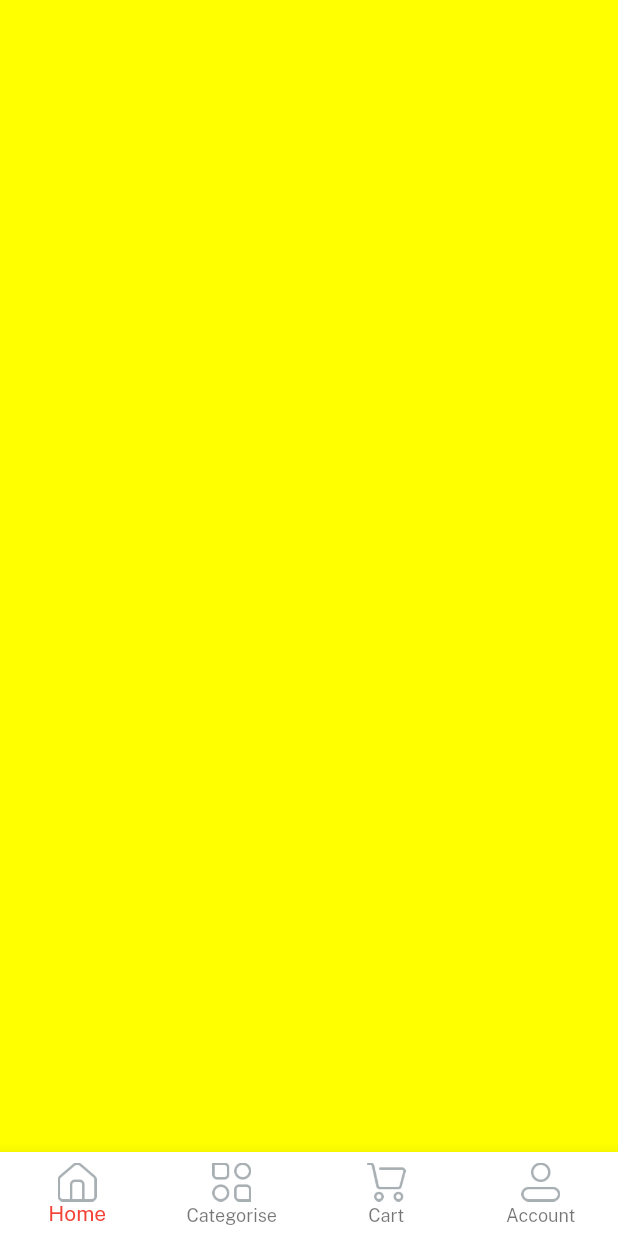
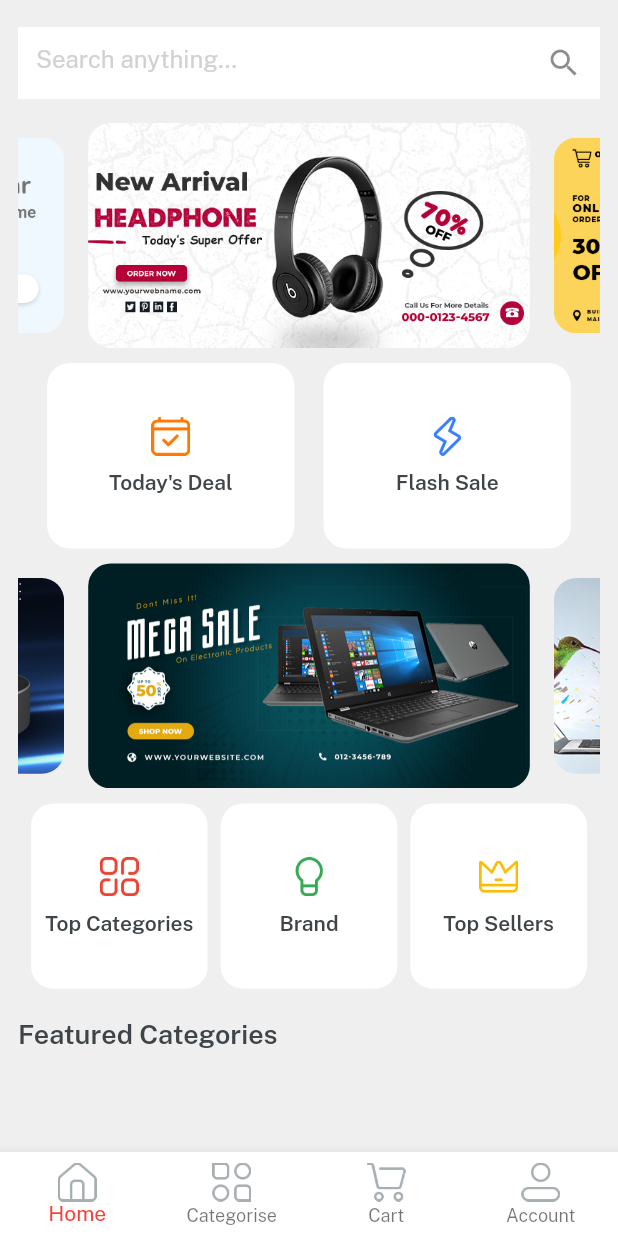
Before and after one commit to rajarampatra73/localshop, a Flutter app: the Home screen opened directly, on a phone screen of 412 x 824 dp. Run offline on Flutter 3.47's test engine with Material 2 defaults, Android fonts, the phone set to English and light mode, and no system bars; drawn by our look-alikes of velocity_x; our stand-ins replace get.

Commit message:
local shope

```diff
--- a/lib/View/auth_screen/login_screen.dart
+++ b/lib/View/auth_screen/login_screen.dart
@@ -3,6 +3,7 @@ import 'package:get/get.dart';
 import 'package:localshop/View/auth_screen/signup_screen.dart';
 import 'package:localshop/View/home_screeen/home.dart';
 import 'package:localshop/consts/consts.dart';
+import 'package:localshop/consts/lists.dart';
 import 'package:localshop/widgets_common/applogo_widget.dart';
 import 'package:localshop/widgets_common/bg_widget.dart';
 import 'package:localshop/widgets_common/custom_textfild.dart';
--- /dev/null
+++ b/lib/View/home_screeen/components/featured_button.dart
@@ -0,0 +1,12 @@
+import 'package:flutter/cupertino.dart';
+import 'package:localshop/consts/consts.dart';
+
+Widget featuredButton(icon, String? title) {
+  return Row(
+    mainAxisAlignment: MainAxisAlignment.center,
+    children: [Image.asset(icon, width: 60, fit: BoxFit.fill),
+      10.heightBox,
+      title!.text.fontFamily(semibold).color(darkFontGrey).make()
+    ],
+  ).box.width(200).margin(EdgeInsets.symmetric(horizontal: 4)).padding(const EdgeInsets.all(4)).white.roundedSM.outerShadowSm.make();
+}
--- a/lib/View/home_screeen/home_screen.dart
+++ b/lib/View/home_screeen/home_screen.dart
@@ -1,11 +1,147 @@
 import 'package:flutter/cupertino.dart';
 import 'package:flutter/material.dart';
+import 'package:localshop/View/home_screeen/components/featured_button.dart';
+import 'package:localshop/consts/colors.dart';
+import 'package:localshop/consts/consts.dart';
+import 'package:localshop/consts/lists.dart';
+import 'package:localshop/widgets_common/home_buttons.dart';
 
 class HomeScreen extends StatelessWidget {
   const HomeScreen({super.key});
 
   @override
   Widget build(BuildContext context) {
-    return Container(color: Colors.yellowAccent,);
+    return Container(
+      padding: EdgeInsets.all(12),
+      color: lightGrey,
+      width: context.screenWidth,
+      height: context.screenHeight,
+      child: SafeArea(
+          child: Column(
+        children: [
+          Container(
+            alignment: Alignment.center,
+            height: 60,
+            color: lightGrey,
+            child: TextFormField(
+              // TODO: search bar
+              decoration: const InputDecoration(
+                suffixIcon: Icon(Icons.search),
+                filled: true,
+                border: InputBorder.none,
+                fillColor: whiteColor,
+                hintText: searchanything,
+                hintStyle: TextStyle(color: textfieldGrey),
+              ),
+            ),
+          ),
+          10.heightBox,
+        Expanded(
+          child: SingleChildScrollView(
+            physics: const BouncingScrollPhysics(),
+            child: Column(
+              children: [
+                // TODO: 1st VxSwiper banners
+                VxSwiper.builder(
+                    enableInfiniteScroll: true,
+                    aspectRatio: 16 / 9,
+                    autoPlay: true,
+                    height: 150,
+                    enlargeCenterPage: true,
+                    itemCount: sliderList.length,
+                    itemBuilder: (context, index) {
+                      return Image.asset(
+                        sliderList[index],
+                        fit: BoxFit.fitHeight,
+                      )
+                          .box
+                          .rounded
+                          .clip(Clip.antiAlias)
+                          .margin(const EdgeInsets.symmetric(horizontal: 8))
+                          .make();
+                    }),
+                10.heightBox,
+                Row(
+                  mainAxisAlignment: MainAxisAlignment.spaceEvenly,
+                  children: List.generate(
+                      2,
+                          (index) => homeButtons(
+                        height: context.screenHeight * 0.15,
+                        width: context.screenWidth / 2.5,
+                        icon: index == 0 ? icTodaysDeal : icFlashDeal,
+                        title: index == 0 ? todayDealToday : flashsale,
+                      )),
+                ),
+                // TODO: 22 VxSwiper
+                10.heightBox,
+                VxSwiper.builder(
+                    enableInfiniteScroll: true,
+                    aspectRatio: 16 / 9,
+                    autoPlay: true,
+                    height: 150,
+                    enlargeCenterPage: true,
+                    itemCount: secondSliderList.length,
+                    itemBuilder: (context, index) {
+                      return Image.asset(
+                        secondSliderList[index],
+                        fit: BoxFit.fitHeight,
+                      )
+                          .box
+                          .rounded
+                          .clip(Clip.antiAlias)
+                          .margin(const EdgeInsets.symmetric(horizontal: 8))
+                          .make();
+                    }),
+
+                // TODO: category btn
+                10.heightBox,
+                Row(
+                    mainAxisAlignment: MainAxisAlignment.spaceEvenly,
+                    children: List.generate(
+                        3,
+                            (index) => homeButtons(
+                          height: context.screenHeight * 0.15,
+                          width: context.screenWidth / 3.5,
+                          icon: index == 0
+                              ? icTopCategories
+                              : index == 1
+                              ? icBrands
+                              : icTopSeller,
+                          title: index == 0
+                              ? topCategories
+                              : index == 1
+                              ? brand
+                              : topSellers,
+                        ))
+                ),
+                //TODO: featured categories  title
+                20.heightBox,
+                Align(
+                  alignment: Alignment.centerLeft,
+                  child: featuredCategories.text
+                      .color(darkFontGrey)
+                      .size(18)
+                      .fontFamily(semibold)
+                      .make(),
+                ),
+                20.heightBox,
+
+                SingleChildScrollView(
+                  scrollDirection: Axis.horizontal,
+                  child: Row(
+                    children: List.generate(3, (index) => Column(
+                      children: [
+                       // featuredButton(icon, title)
+                      ],
+                    )).toList(),
+                  ),
+                ),
+              ],
+            ),
+          ),
+        )
+        ],
+      )),
+    );
   }
 }
--- a/lib/consts/images.dart
+++ b/lib/consts/images.dart
@@ -129,8 +129,3 @@ const imgStripe = "assets/images/stripe.png";
 const imgTwocheckout = "assets/images/twocheckout.png";
 const imgVogue = "assets/images/vogue.png";
 const imgWallet = "assets/images/wallet.png";
-const List<String> socialIconList = [
-  'assets/images/facebook.png',
-  'assets/images/twitter.png',
-  'assets/images/search.png',
-];
--- /dev/null
+++ b/lib/consts/lists.dart
@@ -0,0 +1,9 @@
+import 'package:localshop/consts/consts.dart';
+
+const List<String> socialIconList = [
+  'assets/images/facebook.png',
+  'assets/images/twitter.png',
+  'assets/images/search.png',
+];
+const sliderList = [imgSlider1, imgSlider2, imgSlider3, imgSlider4];
+const secondSliderList = [imgSs1,imgSs2,imgSs3,imgSs4];
--- a/lib/consts/strings.dart
+++ b/lib/consts/strings.dart
@@ -18,4 +18,23 @@ const termAndCond = "Terms and Conditions";
 const alreadyHaveAccount = "Already have an account? ";
 
 // home nave bar
-const home = "Home", categorise = "Categorise", cart = "Cart" , account = "Account";
+const home = "Home",
+    categorise = "Categorise",
+    cart = "Cart",
+    account = "Account";
+
+// home screen text
+
+const searchanything = "Search anything...",
+    todayDealToday = "Today's Deal",
+    flashsale = "Flash Sale",
+    topSellers = "Top Sellers",
+    brand = "Brand",
+    topCategories = "Top Categories",
+    womenDress = "Women Dress",
+    girlsWatches = "Girls Watches",
+    mobilephone = "Mobile Phone",
+    boysGlasses = "Boys Glasses",
+    tShirts = "TShirts",
+    girlsDress = "Girls Dresses",
+    featuredCategories = "Featured Categories";
--- /dev/null
+++ b/lib/widgets_common/home_buttons.dart
@@ -0,0 +1,13 @@
+import 'package:flutter/cupertino.dart';
+import 'package:localshop/consts/consts.dart';
+
+Widget homeButtons({width,height, icon, String? title,onPress}){
+  return Column(
+    mainAxisAlignment: MainAxisAlignment.center,
+    children: [
+      Image.asset(icon, width: 26,),
+      10.heightBox,
+      title!.text.fontFamily(semibold).color(darkFontGrey).make()
+    ],
+  ).box.rounded.white.size(width, height).make();
+}
```
